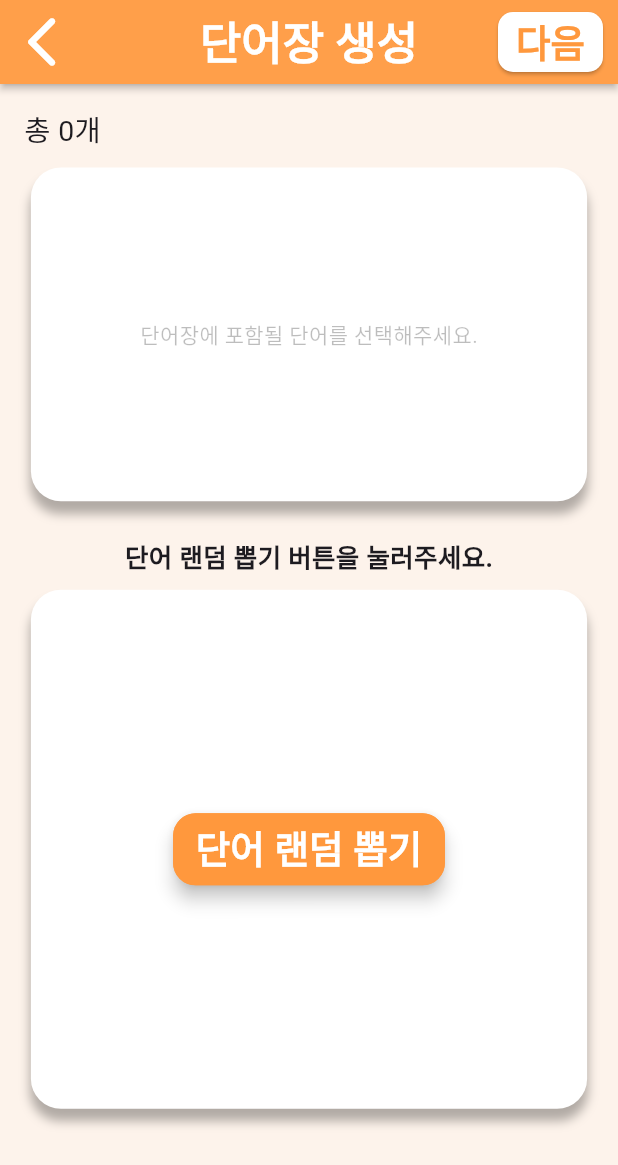
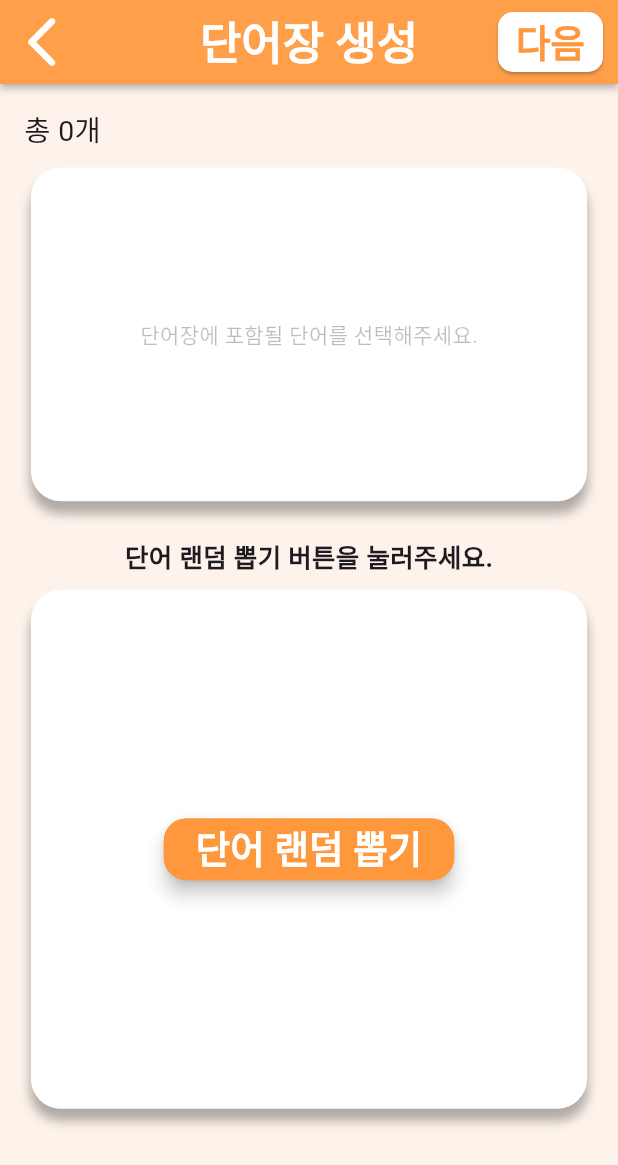
Before and after one commit to wonappy/SenseVoca-Client, a Flutter app: the CreateRandomWordBookScreen screen opened directly, on a phone screen of 412 x 824 dp. Shown: the top 1165 px of the screen. Run offline on Flutter 3.47's test engine with Material 3 defaults, Android fonts, the phone set to English and light mode, and no system bars; our stand-ins replace cached_network_image, flutter_cache_manager, flutter_secure_storage, flutter_tts, marquee; missing offline and left inert: record; accounts and stored records are empty.

Commit message:
단어장 생성 오류 수정 및 actionButton 위젯 등 수정
1. 단어장 생성 오류 수정 -> 임시 단어장 인덱스 부여 과정 문제 해결
2. 기본 단어장 목록 화면 api 호출 동안 로딩 기능 설정
3. navigation button 에 콜백 함수 적용
4. actionButton padding -> size 직접 지정으로 변경

```diff
--- a/lib/screens/create_random_wordbook_screen.dart
+++ b/lib/screens/create_random_wordbook_screen.dart
@@ -390,15 +390,15 @@ class _CreateRandomWordBookScreenState
               child: Padding(
                 padding: const EdgeInsets.symmetric(
                   horizontal: 10,
-                  vertical: 15,
+                  vertical: 8,
                 ),
                 child:
                     isInitial
                         ? Center(
                           child: ActionButtonWidget(
                             onPressed: exitInitialState,
-                            paddingHorizontal: 15,
-                            paddingVertical: 5,
+                            bWidth: MediaQuery.of(context).size.width * 0.47,
+                            bHeight: MediaQuery.of(context).size.height * 0.05,
                             fontSize: 25,
                             foregroundColor: Colors.white,
                             backgroundColor: Color(0xFFFF983D),
@@ -415,8 +415,10 @@ class _CreateRandomWordBookScreenState
                               children: [
                                 ActionButtonWidget(
                                   onPressed: selectAllWordCards,
-                                  paddingHorizontal: 15,
-                                  paddingVertical: 5,
+                                  bWidth:
+                                      MediaQuery.of(context).size.width * 0.23,
+                                  bHeight:
+                                      MediaQuery.of(context).size.height * 0.04,
                                   foregroundColor: Color(0xFFFF983D),
                                   fontSize: 15,
                                   borderSide: 2,
@@ -427,8 +429,10 @@ class _CreateRandomWordBookScreenState
                                 SizedBox(width: 10),
                                 ActionButtonWidget(
                                   onPressed: deselectAllWordCards,
-                                  paddingHorizontal: 15,
-                                  paddingVertical: 5,
+                                  bWidth:
+                                      MediaQuery.of(context).size.width * 0.3,
+                                  bHeight:
+                                      MediaQuery.of(context).size.height * 0.04,
                                   foregroundColor: Color(0xFFFF983D),
                                   fontSize: 15,
                                   borderSide: 2,
@@ -472,8 +476,9 @@ class _CreateRandomWordBookScreenState
                               alignment: Alignment.bottomRight,
                               child: ActionButtonWidget(
                                 onPressed: () => _showPickCountOverlay(context),
-                                paddingHorizontal: 15,
-                                paddingVertical: 5,
+                                bWidth: MediaQuery.of(context).size.width * 0.4,
+                                bHeight:
+                                    MediaQuery.of(context).size.height * 0.04,
                                 foregroundColor: Colors.white,
                                 backgroundColor: Color(0xFFFF983D),
                                 borderRadius: 12,
--- a/lib/screens/main_screen.dart
+++ b/lib/screens/main_screen.dart
@@ -1,4 +1,3 @@
-import 'package:flutter/foundation.dart';
 import 'package:flutter/material.dart';
 import 'package:sense_voka/models/user_model.dart';
 import 'package:sense_voka/models/user_status_model.dart';
@@ -97,9 +96,8 @@ class _MainScreenState extends State<MainScreen> {
                     Row(
                       crossAxisAlignment: CrossAxisAlignment.end,
                       children: [
-
                         Text(
-                          "${widget.user.name}",
+                          widget.user.name,
                           style: TextStyle(
                             color: Colors.black,
                             fontSize: 30,
--- a/lib/widgets/action_button_widget.dart
+++ b/lib/widgets/action_button_widget.dart
@@ -1,8 +1,8 @@
 import 'package:flutter/material.dart';
 
 class ActionButtonWidget extends StatelessWidget {
-  final double paddingHorizontal; //버튼 세로 여백
-  final double paddingVertical; //버튼 가로 여백
+  final double bHeight;
+  final double bWidth;
   final Color? foregroundColor; //버튼 글자 색상
   final Color? backgroundColor; //버튼 배경 색상
   final double? borderSide; //테두리 굵기
@@ -16,8 +16,8 @@ class ActionButtonWidget extends StatelessWidget {
   const ActionButtonWidget({
     super.key,
     required this.onPressed,
-    required this.paddingHorizontal,
-    required this.paddingVertical,
+    required this.bHeight,
+    required this.bWidth,
     required this.text,
     this.fontSize,
     this.foregroundColor,
@@ -34,13 +34,7 @@ class ActionButtonWidget extends StatelessWidget {
       onPressed: onPressed,
       style: ButtonStyle(
         animationDuration: Duration.zero,
-        tapTargetSize: MaterialTapTargetSize.shrinkWrap,
-        padding: WidgetStateProperty.all(
-          EdgeInsets.symmetric(
-            horizontal: paddingHorizontal,
-            vertical: paddingVertical,
-          ),
-        ),
+        padding: WidgetStateProperty.all(EdgeInsets.zero),
         foregroundColor: WidgetStateProperty.resolveWith<Color>((states) {
           if (states.contains(WidgetState.pressed) ||
               states.contains(WidgetState.hovered)) {
@@ -61,7 +55,7 @@ class ActionButtonWidget extends StatelessWidget {
                   WidgetState.hovered: Color(0xFFFF983D),
               WidgetState.any: Colors.transparent,
             }),
-        minimumSize: WidgetStateProperty.all(Size(0, 0)),
+        minimumSize: WidgetStateProperty.all(Size(bWidth, bHeight)),
         side: WidgetStateProperty.all(
           BorderSide(
             color: Color(0xFFFF983D),
--- a/lib/widgets/word_card_widget.dart
+++ b/lib/widgets/word_card_widget.dart
@@ -331,8 +331,8 @@ class _WordCardState extends State<WordCard> {
                               PronunciationModalWidget(word: widget.word),
                     );
                   },
-                  paddingHorizontal: 57,
-                  paddingVertical: 3,
+                  bWidth: 290,
+                  bHeight: 60,
                   borderSide: 2,
                   borderRadius: 15,
                   text: "발 음 교 정",
```
Also changed, not shown: lib/screens/essential_wordbook_screen.dart (+13 -19 lines), lib/screens/mywordbook_screen.dart (+27 -14 lines), lib/services/users_service.dart (+18 -10 lines), lib/widgets/navigation_button_widget.dart (+8 -2 lines), lib/widgets/pronunciation_modal_widget.dart (+18 -5 lines).
